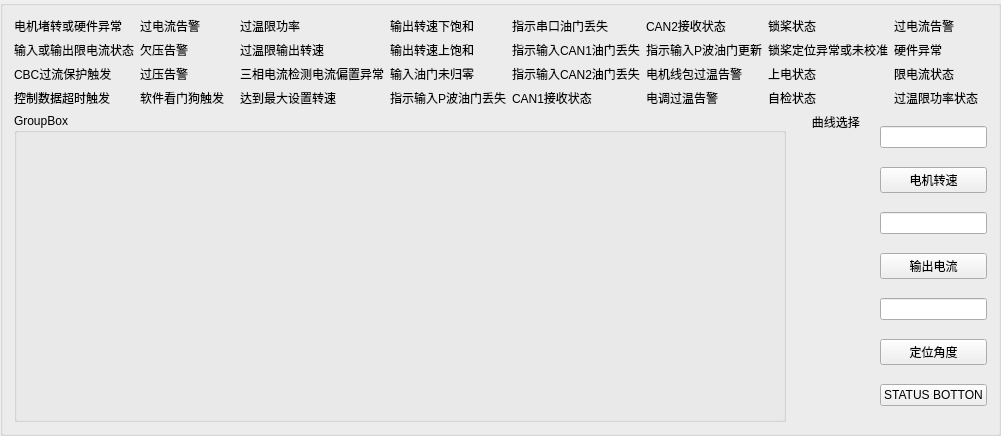
Cooperxe/Bullet_farm, file MotorTest/motor.ui: the form before one commit.
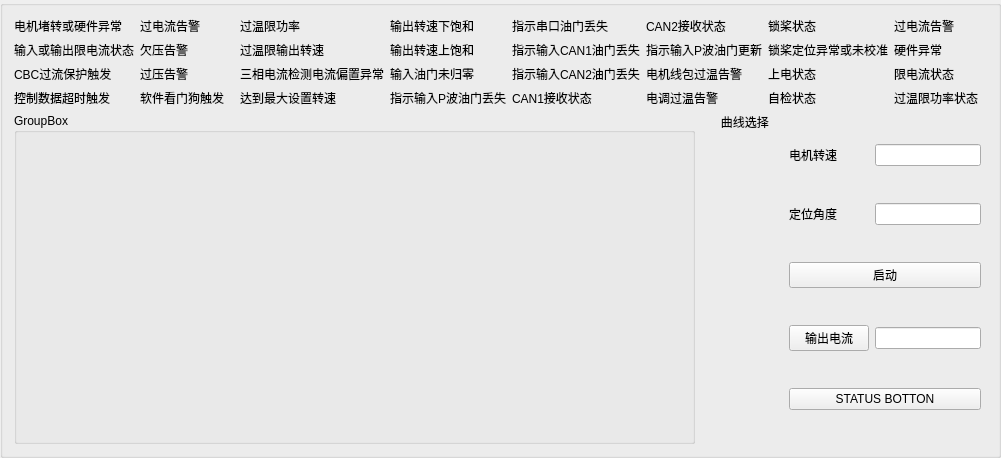
The form after the commit. Custom widgets are drawn as their Qt base class.

Diff of the .ui file:
```diff
--- a/MotorTest/motor.ui
+++ b/MotorTest/motor.ui
@@ -13,57 +13,8 @@
   <property name="windowTitle">
    <string>GroupBox</string>
   </property>
-  <layout class="QGridLayout" name="gridLayout_2">
-   <item row="1" column="1">
-    <layout class="QVBoxLayout" name="verticalLayout">
-     <item>
-      <widget class="QLabel" name="label">
-       <property name="text">
-        <string>      曲线选择    </string>
-       </property>
-      </widget>
-     </item>
-     <item>
-      <spacer name="verticalSpacer">
-       <property name="orientation">
-        <enum>Qt::Vertical</enum>
-       </property>
-       <property name="sizeHint" stdset="0">
-        <size>
-         <width>20</width>
-         <height>40</height>
-        </size>
-       </property>
-      </spacer>
-     </item>
-    </layout>
-   </item>
-   <item row="1" column="0">
-    <widget class="QGroupBox" name="groupBox">
-     <property name="minimumSize">
-      <size>
-       <width>772</width>
-       <height>261</height>
-      </size>
-     </property>
-     <property name="title">
-      <string>GroupBox</string>
-     </property>
-     <layout class="QVBoxLayout" name="verticalLayout_2">
-      <item>
-       <widget class="QCustomPlot" name="Motorqcustomplot" native="true">
-        <property name="minimumSize">
-         <size>
-          <width>0</width>
-          <height>0</height>
-         </size>
-        </property>
-       </widget>
-      </item>
-     </layout>
-    </widget>
-   </item>
-   <item row="0" column="0" colspan="3">
+  <layout class="QGridLayout" name="gridLayout_3">
+   <item row="0" column="0" colspan="4">
     <layout class="QGridLayout" name="gridLayout">
      <item row="1" column="1">
       <widget class="QLabel" name="label_6">
@@ -291,39 +242,95 @@
      </item>
     </layout>
    </item>
+   <item row="1" column="1">
+    <layout class="QVBoxLayout" name="verticalLayout">
+     <item>
+      <widget class="QLabel" name="label">
+       <property name="text">
+        <string>      曲线选择    </string>
+       </property>
+      </widget>
+     </item>
+     <item>
+      <spacer name="verticalSpacer">
+       <property name="orientation">
+        <enum>Qt::Vertical</enum>
+       </property>
+       <property name="sizeHint" stdset="0">
+        <size>
+         <width>20</width>
+         <height>40</height>
+        </size>
+       </property>
+      </spacer>
+     </item>
+    </layout>
+   </item>
+   <item row="1" column="0">
+    <widget class="QGroupBox" name="groupBox">
+     <property name="minimumSize">
+      <size>
+       <width>681</width>
+       <height>331</height>
+      </size>
+     </property>
+     <property name="title">
+      <string>GroupBox</string>
+     </property>
+     <layout class="QVBoxLayout" name="verticalLayout_2">
+      <item>
+       <widget class="QCustomPlot" name="Motorqcustomplot" native="true">
+        <property name="minimumSize">
+         <size>
+          <width>0</width>
+          <height>0</height>
+         </size>
+        </property>
+       </widget>
+      </item>
+     </layout>
+    </widget>
+   </item>
    <item row="1" column="2">
-    <layout class="QVBoxLayout" name="verticalLayout_3">
-     <item>
-      <widget class="QLineEdit" name="lineEdit"/>
+    <layout class="QGridLayout" name="gridLayout_2">
+     <item row="1" column="1">
+      <widget class="QLineEdit" name="lineEdit_3"/>
      </item>
-     <item>
-      <widget class="QPushButton" name="pushButton">
+     <item row="1" column="0">
+      <widget class="QLabel" name="label_35">
+       <property name="text">
+        <string>定位角度</string>
+       </property>
+      </widget>
+     </item>
+     <item row="0" column="0">
+      <widget class="QLabel" name="label_34">
        <property name="text">
         <string>电机转速</string>
        </property>
       </widget>
      </item>
-     <item>
+     <item row="3" column="1">
       <widget class="QLineEdit" name="lineEdit_2"/>
      </item>
-     <item>
+     <item row="0" column="1">
+      <widget class="QLineEdit" name="lineEdit"/>
+     </item>
+     <item row="2" column="0" colspan="2">
+      <widget class="QPushButton" name="pushButton">
+       <property name="text">
+        <string>启动</string>
+       </property>
+      </widget>
+     </item>
+     <item row="3" column="0">
       <widget class="QPushButton" name="pushButton_2">
        <property name="text">
         <string>输出电流</string>
        </property>
       </widget>
      </item>
-     <item>
-      <widget class="QLineEdit" name="lineEdit_3"/>
-     </item>
-     <item>
-      <widget class="QPushButton" name="pushButton_3">
-       <property name="text">
-        <string>定位角度</string>
-       </property>
-      </widget>
-     </item>
-     <item>
+     <item row="6" column="0" colspan="2">
       <widget class="QPushButton" name="statusbotton">
        <property name="text">
         <string>STATUS BOTTON</string>
```
